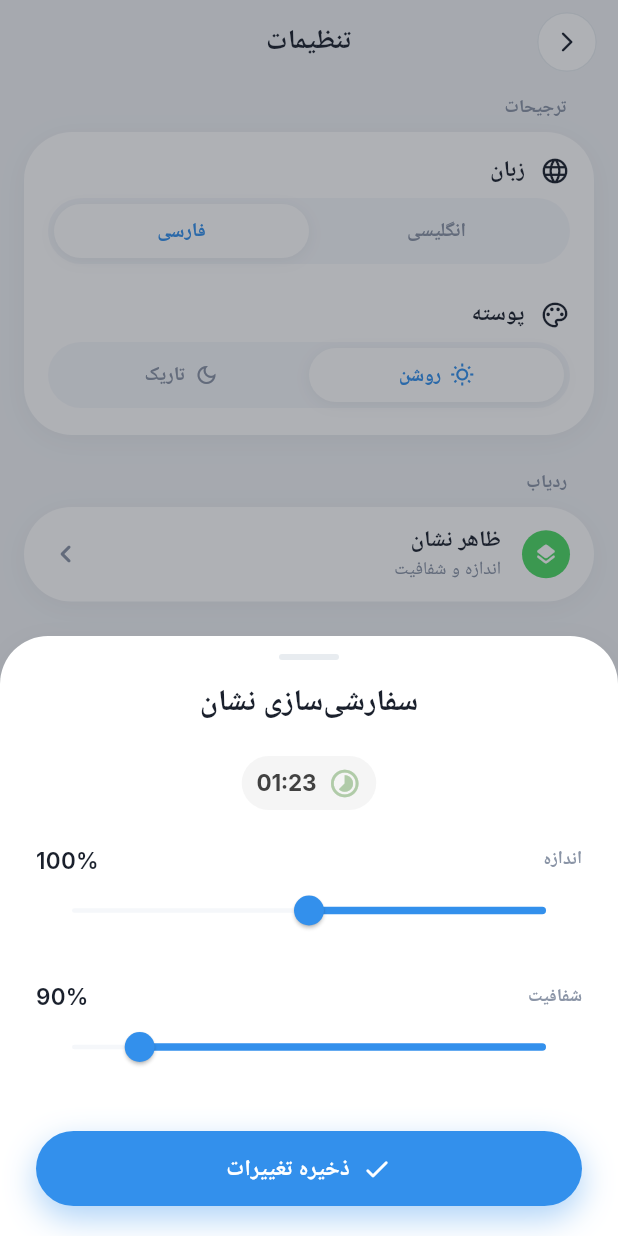
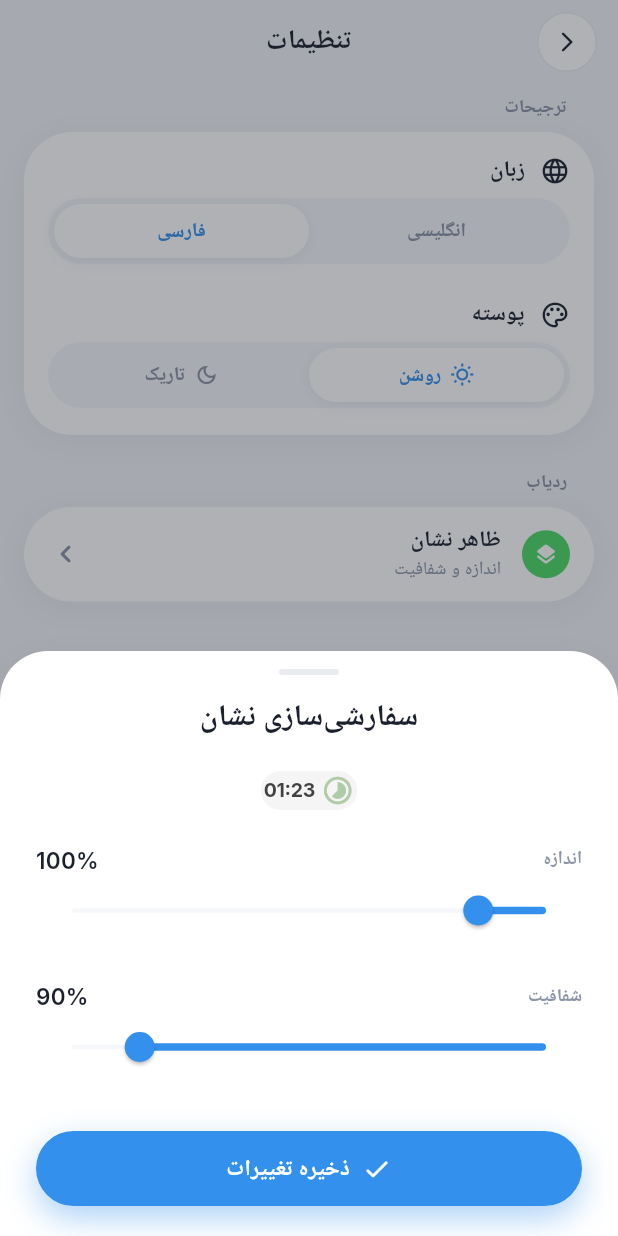
Before and after one commit to aminjafari-dev/app_usage, a Flutter app: the SettingsPage screen opened by its route, after a tap on "فارسی", after a tap on "ظاهر نشان", on a phone screen of 412 x 824 dp. Run offline on Flutter 3.47's test engine with Material 3 defaults, Android fonts, the light colour scheme and no system bars; our stand-ins replace dartz, equatable, flutter_bloc, gap, get_it, google_fonts and 1 more; missing offline and left inert: flutter_overlay_window, usage_stats; accounts and stored records are empty.

Commit message:
Update badge appearance settings to allow a wider size scale range. Changed size scale clamping from `0.5-1.5` to `0.75-2.5` for improved customization. Adjusted related components to utilize the new constants for consistency across badge appearance features.

```diff
--- a/lib/core/settings/badge_appearance_cubit.dart
+++ b/lib/core/settings/badge_appearance_cubit.dart
@@ -18,11 +18,17 @@
     this.opacity = 0.9,
   });
 
-  /// Multiplier for badge size (`0.5`–`1.5` → 50%–150%).
+  /// Multiplier for badge size ([minSizeScale]–[maxSizeScale] → 75%–250%).
   final double sizeScale;
 
   /// Badge opacity (`0.3`–`1.0` → 30%–100%).
   final double opacity;
+
+  /// Smallest size the customize-badge slider allows (75%).
+  static const double minSizeScale = 0.75;
+
+  /// Largest size the customize-badge slider allows (250%).
+  static const double maxSizeScale = 2.5;
 
   /// Default appearance used on first launch.
   static const BadgeAppearance defaults = BadgeAppearance();
@@ -30,7 +36,8 @@
   /// Clamps [sizeScale] / [opacity] into the supported ranges.
   BadgeAppearance copyWith({double? sizeScale, double? opacity}) {
     return BadgeAppearance(
-      sizeScale: (sizeScale ?? this.sizeScale).clamp(0.5, 1.5),
+      sizeScale:
+          (sizeScale ?? this.sizeScale).clamp(minSizeScale, maxSizeScale),
       opacity: (opacity ?? this.opacity).clamp(0.3, 1.0),
     );
   }
--- a/lib/features/app_usage/data/datasources/overlay_data_source.dart
+++ b/lib/features/app_usage/data/datasources/overlay_data_source.dart
@@ -152,8 +152,11 @@
     BadgeAppearance appearance, {
     double sizeMultiplier = 1.0,
   }) {
-    final scale =
-        appearance.sizeScale.clamp(0.5, 1.5) * sizeMultiplier.clamp(1.0, 1.5);
+    final scale = appearance.sizeScale.clamp(
+          BadgeAppearance.minSizeScale,
+          BadgeAppearance.maxSizeScale,
+        ) *
+        sizeMultiplier.clamp(1.0, 1.5);
     // Keep these slightly above the painted chip so long h:mm:ss values and
     // drag hit-targets still fit after the user scales the badge.
     return (
--- a/lib/features/app_usage/presentation/widgets/usage_glass_counter.dart
+++ b/lib/features/app_usage/presentation/widgets/usage_glass_counter.dart
@@ -4,6 +4,7 @@
 
 import 'package:flutter/material.dart';
 
+import 'package:app_usage/core/settings/badge_appearance_cubit.dart';
 import 'package:app_usage/core/theme/app_theme.dart';
 import 'package:app_usage/core/utils/duration_format.dart';
 import 'package:app_usage/core/widgets/g_text.dart';
@@ -222,13 +223,16 @@
     required double textOpacity,
     required double sizeBoost,
   }) {
-    final scale = widget.sizeScale.clamp(0.5, 1.5) * sizeBoost;
-    final compact = widget.compact;
-    final iconSize = (compact ? 18.0 : 22.0) * scale;
-    final fontSize = (compact ? 13.0 : 15.0) * scale;
-    final hPad = (compact ? 8.0 : 10.0) * scale;
-    final vPad = (compact ? 5.0 : 7.0) * scale;
-    final gap = (compact ? 6.0 : 8.0) * scale;
+    final scale = widget.sizeScale.clamp(
+          BadgeAppearance.minSizeScale,
+          BadgeAppearance.maxSizeScale,
+        ) *
+        sizeBoost;
+    final iconSize = 22 * scale;
+    final fontSize = 13 * scale;
+    final hPad = 2 * scale;
+    final vPad = 2 * scale;
+    final gap = 4 * scale;
 
     // Top-left during intro so the logo stays put while the pill grows right;
     // top-center for static previews.
@@ -249,10 +253,16 @@
             mainAxisSize: MainAxisSize.min,
             children: [
               _ChipAppLogo(iconBytes: widget.iconBytes, size: iconSize),
+              // widthFactor reveals the duration; heightFactor: 1 shrink-wraps to
+              // the child so this slot does not inherit the overlay window height
+              // (which made the intro "circle" a tall oval).
               ClipRect(
                 child: Align(
                   alignment: Alignment.centerLeft,
                   widthFactor: expand.clamp(0.0, 1.0),
+                  heightFactor: 1,
+                  child: SizedBox(
+                    height: iconSize,
                     child: Opacity(
                       opacity: textOpacity.clamp(0.0, 1.0),
                       child: Row(
@@ -270,6 +280,7 @@
                             ),
                           ),
                         ],
+                      ),
                     ),
                   ),
                 ),
--- a/lib/features/settings/presentation/widgets/badge_appearance_sheet.dart
+++ b/lib/features/settings/presentation/widgets/badge_appearance_sheet.dart
@@ -128,8 +128,8 @@
                   label: l10n.badgeSizeLabel,
                   valueLabel: '${_draft.sizePercent}%',
                   value: _draft.sizeScale,
-                  min: 0.5,
-                  max: 1.5,
+                  min: BadgeAppearance.minSizeScale,
+                  max: BadgeAppearance.maxSizeScale,
                   onChanged: (value) {
                     setState(() {
                       _draft = _draft.copyWith(sizeScale: value);
```
Lines whose indentation alone changed are shown as unchanged.
